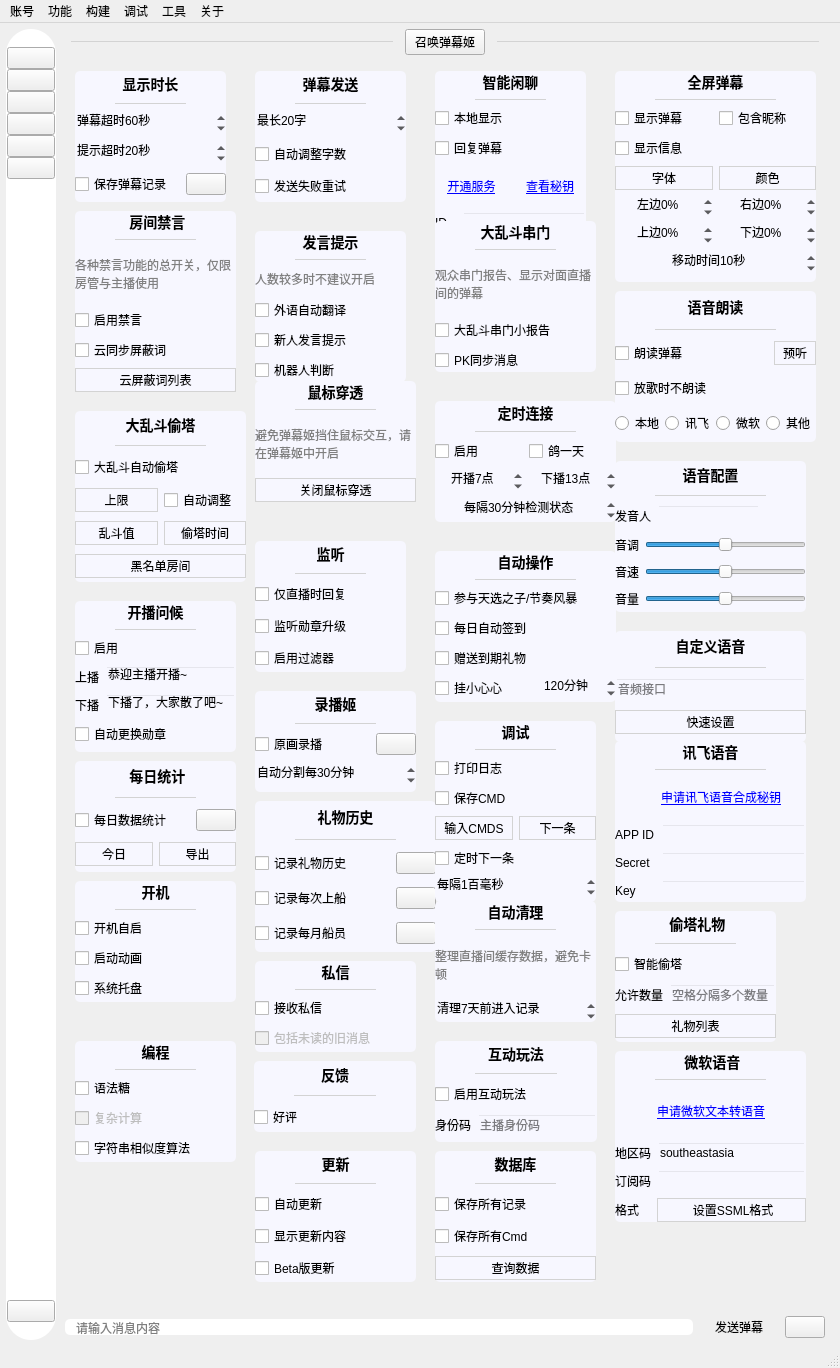
Above: mainwindow/mainwindow.ui from iwxyi/Bilibili-MagicalDanmaku before the change. Below: the same form after it.
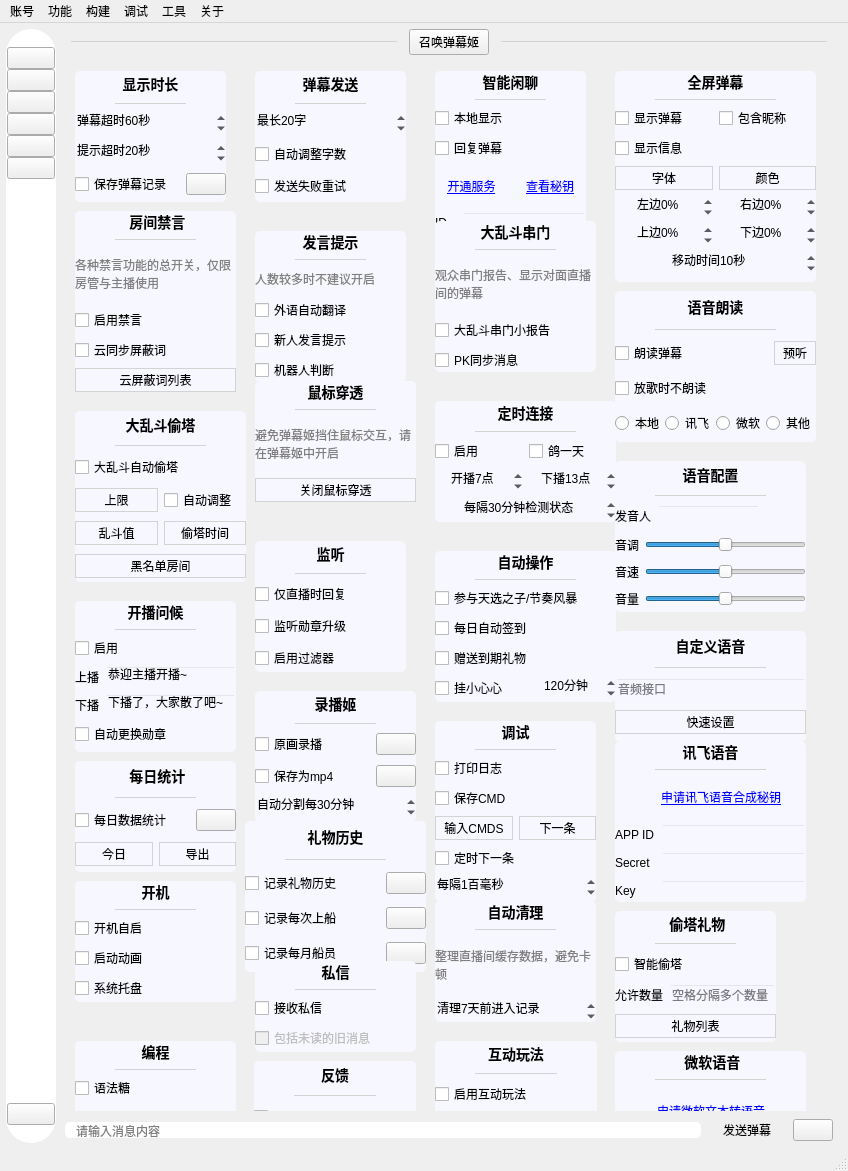
That is the form after the change. Icons and pictures are not drawn. Custom widgets are drawn as their Qt base class.

Patch:
```diff
--- a/mainwindow/mainwindow.ui
+++ b/mainwindow/mainwindow.ui
@@ -6,8 +6,8 @@
    <rect>
     <x>0</x>
     <y>0</y>
-    <width>840</width>
-    <height>1368</height>
+    <width>848</width>
+    <height>1171</height>
    </rect>
   </property>
   <property name="windowTitle">
@@ -1839,8 +1839,8 @@
             <rect>
              <x>0</x>
              <y>0</y>
-             <width>760</width>
-             <height>1248</height>
+             <width>768</width>
+             <height>1051</height>
             </rect>
            </property>
            <property name="styleSheet">
@@ -3616,7 +3616,7 @@
               <x>190</x>
               <y>630</y>
               <width>161</width>
-              <height>101</height>
+              <height>131</height>
              </rect>
             </property>
             <property name="styleSheet">
@@ -3705,6 +3705,42 @@
                </item>
               </layout>
              </item>
+             <item>
+              <layout class="QHBoxLayout" name="horizontalLayout_76" stretch="1,0">
+               <item>
+                <widget class="CheckBox1" name="recordFormatCheck">
+                 <property name="cursor">
+                  <cursorShape>PointingHandCursor</cursorShape>
+                 </property>
+                 <property name="toolTip">
+                  <string>默认录播为 flv 流媒体格式，部分播放器无法打开
+开启此选项将转换为通用的 mp4 格式视频，
+需要安装 FFmpeg 方可使用</string>
+                 </property>
+                 <property name="text">
+                  <string>保存为mp4</string>
+                 </property>
+                </widget>
+               </item>
+               <item>
+                <widget class="InteractiveButtonBase" name="ffmpegButton">
+                 <property name="cursor">
+                  <cursorShape>PointingHandCursor</cursorShape>
+                 </property>
+                 <property name="toolTip">
+                  <string>选择 FFmpeg.exe 文件</string>
+                 </property>
+                 <property name="text">
+                  <string/>
+                 </property>
+                 <property name="icon">
+                  <iconset resource="../resources/resource.qrc">
+                   <normaloff>:/icons/video4</normaloff>:/icons/video4</iconset>
+                 </property>
+                </widget>
+               </item>
+              </layout>
+             </item>
              <item>
               <widget class="QSpinBox" name="recordSplitSpin">
                <property name="contextMenuPolicy">
@@ -3926,8 +3962,8 @@
            <widget class="QWidget" name="giftHistorySettingsCard" native="true">
             <property name="geometry">
              <rect>
-              <x>190</x>
-              <y>740</y>
+              <x>180</x>
+              <y>760</y>
               <width>181</width>
               <height>151</height>
              </rect>
@@ -9523,7 +9559,7 @@
     <rect>
      <x>0</x>
      <y>0</y>
-     <width>840</width>
+     <width>848</width>
      <height>23</height>
     </rect>
    </property>
```
